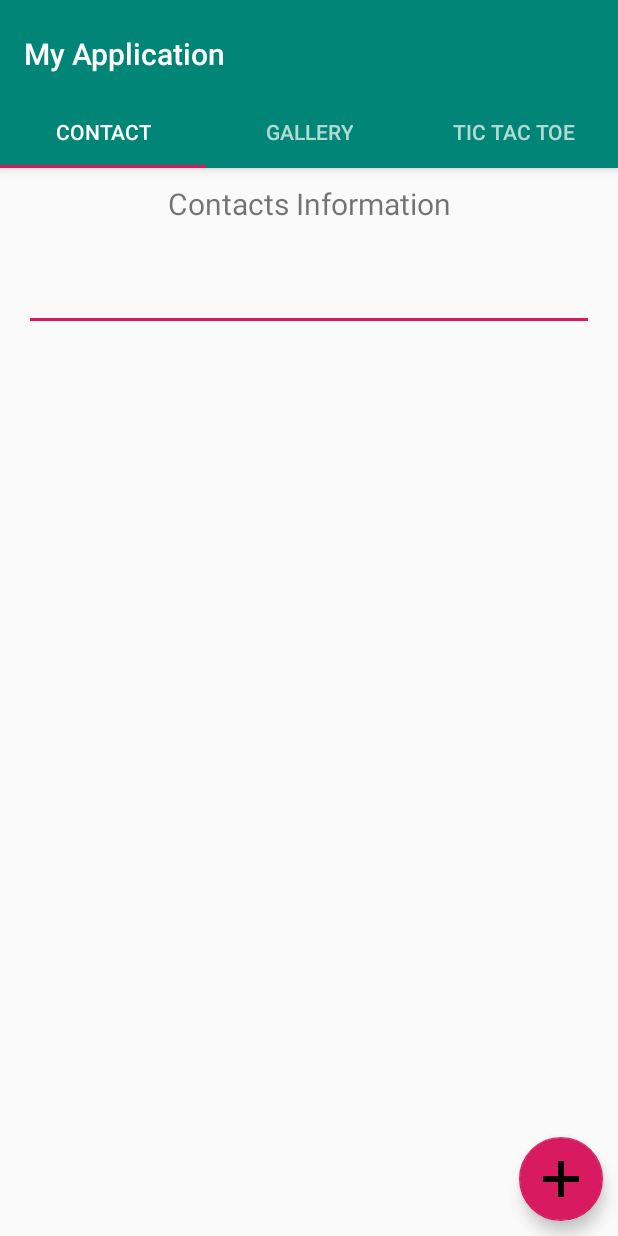
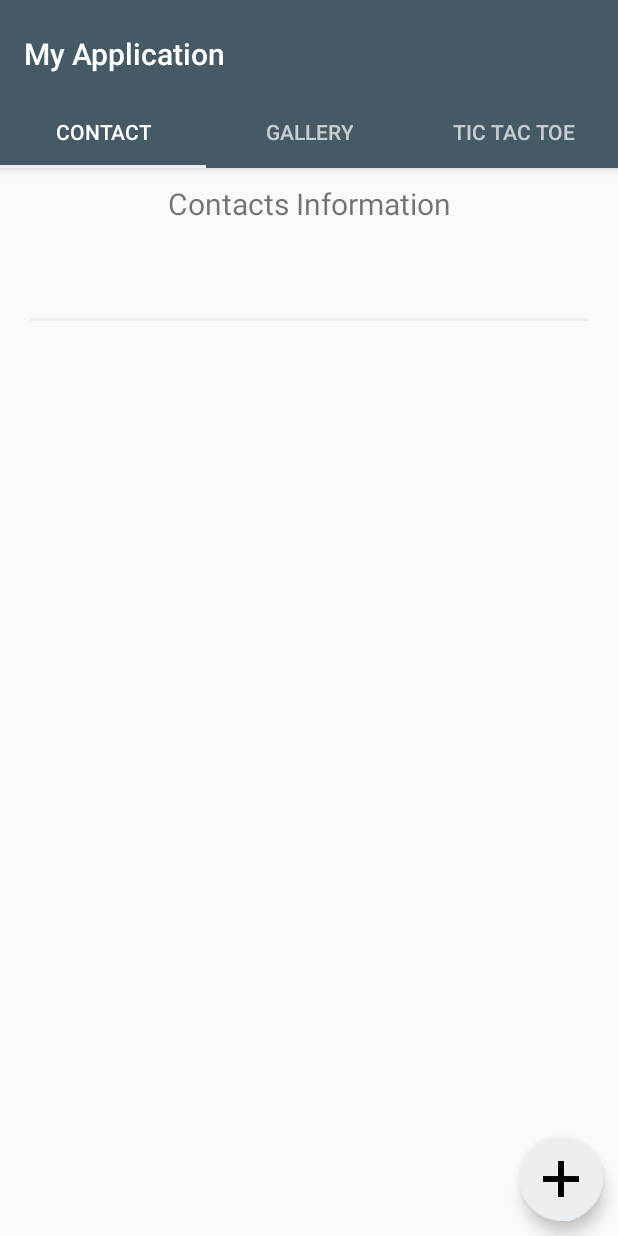
Before and after one commit to bhanghj3094/MyApplication, an Android app: the screen it shows after launch (MainActivity), on a phone screen of 412 x 824 dp. Run offline under Robolectric (Android 15) with nearby library versions, the phone set to English and light mode, and no system bars; 1 statement that could not run was skipped.

Commit message:
change colors

```diff
--- a/app/src/main/res/values/colors.xml
+++ b/app/src/main/res/values/colors.xml
@@ -1,6 +1,6 @@
 <?xml version="1.0" encoding="utf-8"?>
 <resources>
-    <color name="colorPrimary">#008577</color>
-    <color name="colorPrimaryDark">#00574B</color>
-    <color name="colorAccent">#D81B60</color>
+    <color name="colorPrimary">#455A64</color>
+    <color name="colorPrimaryDark">#37474F</color>
+    <color name="colorAccent">#ECEFF1</color>
 </resources>
```
